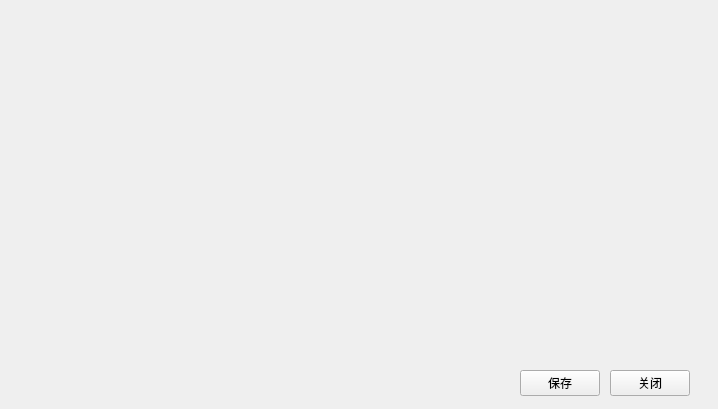
This is adminpanel.ui in Hanatomizu/yet-another-sign-up as Qt 5 draws it before an edit. The edited form follows.
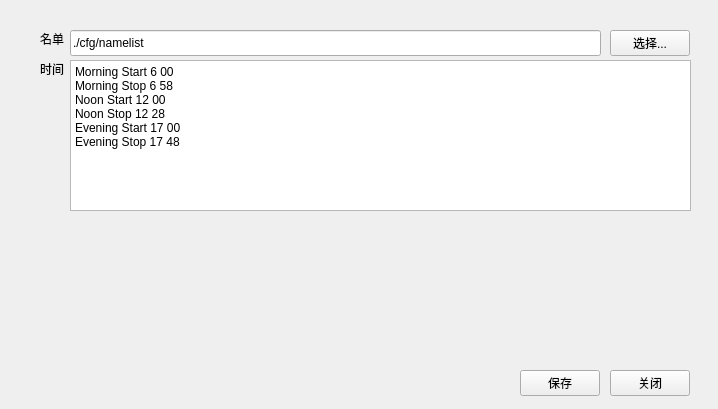
This is the edited form. Icons and pictures are not drawn.

The edit to the form file:
```diff
--- a/adminpanel.ui
+++ b/adminpanel.ui
@@ -42,6 +42,76 @@
     <string>保存</string>
    </property>
   </widget>
+  <widget class="QLabel" name="NamelistLabel">
+   <property name="geometry">
+    <rect>
+     <x>40</x>
+     <y>30</y>
+     <width>31</width>
+     <height>18</height>
+    </rect>
+   </property>
+   <property name="text">
+    <string>名单</string>
+   </property>
+  </widget>
+  <widget class="QLineEdit" name="NamelistPath">
+   <property name="geometry">
+    <rect>
+     <x>70</x>
+     <y>30</y>
+     <width>531</width>
+     <height>26</height>
+    </rect>
+   </property>
+   <property name="text">
+    <string>./cfg/namelist</string>
+   </property>
+  </widget>
+  <widget class="QPushButton" name="pushButton">
+   <property name="geometry">
+    <rect>
+     <x>610</x>
+     <y>30</y>
+     <width>80</width>
+     <height>26</height>
+    </rect>
+   </property>
+   <property name="text">
+    <string>选择...</string>
+   </property>
+  </widget>
+  <widget class="QLabel" name="label">
+   <property name="geometry">
+    <rect>
+     <x>40</x>
+     <y>60</y>
+     <width>58</width>
+     <height>18</height>
+    </rect>
+   </property>
+   <property name="text">
+    <string>时间</string>
+   </property>
+  </widget>
+  <widget class="QPlainTextEdit" name="plainTextEdit">
+   <property name="geometry">
+    <rect>
+     <x>70</x>
+     <y>60</y>
+     <width>621</width>
+     <height>151</height>
+    </rect>
+   </property>
+   <property name="plainText">
+    <string>Morning Start 6 00
+Morning Stop 6 58
+Noon Start 12 00
+Noon Stop 12 28
+Evening Start 17 00
+Evening Stop 17 48</string>
+   </property>
+  </widget>
  </widget>
  <resources/>
  <connections/>
```
